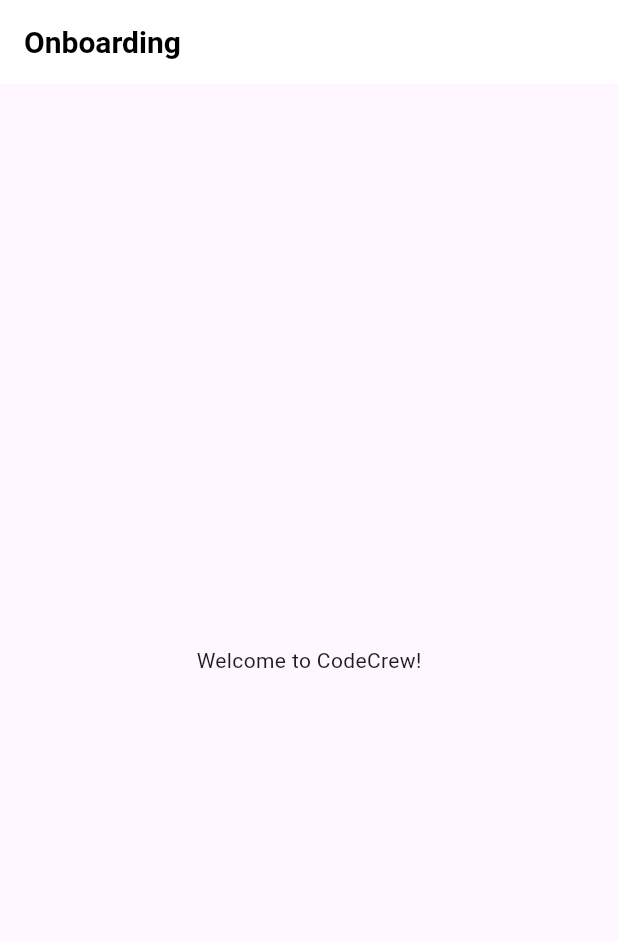
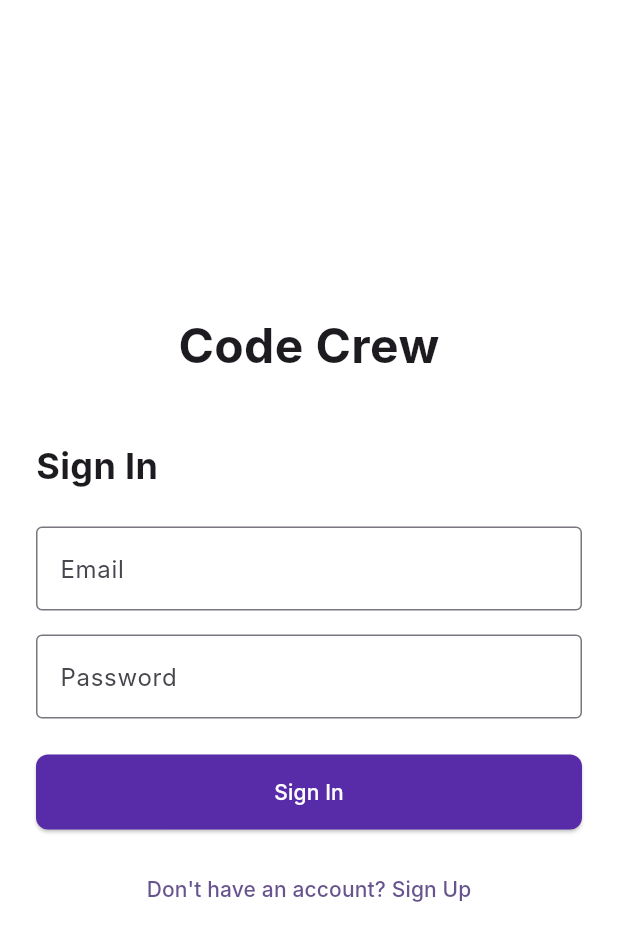
Before and after one commit to Shaurya4218yadav/CodeCrew, a Flutter app: the screen it shows after launch, on a phone screen of 412 x 824 dp. Shown: the top 941 px of the screen. Run offline on Flutter 3.47's test engine with Material 3 defaults, Android fonts, the light colour scheme and no system bars; our stand-ins replace image_picker, supabase_flutter; accounts and stored records are empty; Roboto replaces fonts that are missing (Inter).

Commit message:
Minor: just for rollback

```diff
--- a/lib/main.dart
+++ b/lib/main.dart
@@ -1,45 +1,56 @@
+import 'package:code_crew/pages/login_pages.dart';
 import 'package:flutter/material.dart';
-import 'package:provider/provider.dart';
-import 'screens/onboarding_screen.dart';
-import 'screens/match_screen.dart';
-import 'services/user_service.dart';
+import 'package:supabase_flutter/supabase_flutter.dart';
+import 'package:code_crew/pages/account_page.dart';
+import 'package:code_crew/utils/constants.dart';
 
-void main() {
-  runApp(
-    MultiProvider(
-      providers: [
-        ChangeNotifierProvider(create: (context) => UserService()),
-      ],
-      child: const CodeCrewApp(), // Use const here
-    ),
+Future<void> main() async {
+  WidgetsFlutterBinding.ensureInitialized();
+
+  await Supabase.initialize(
+    url: 'YOUR_SUPABASE_URL',
+    anonKey: 'YOUR_SUPABASE_ANON_KEY',
   );
+
+  runApp(const MyApp());
 }
 
-class CodeCrewApp extends StatelessWidget {
-  const CodeCrewApp({Key? key}) : super(key: key); // Add key parameter
+final supabase = Supabase.instance.client;
+
+class MyApp extends StatelessWidget {
+  const MyApp({super.key});
 
   @override
   Widget build(BuildContext context) {
     return MaterialApp(
-      title: 'CodeCrew',
+      title: 'Code Crew',
+      debugShowCheckedModeBanner: false,
       theme: ThemeData(
-        primarySwatch: Colors.blue,
-        visualDensity: VisualDensity.adaptivePlatformDensity,
-        appBarTheme: const AppBarTheme( // Add const here
-          color: Colors.white,
+        colorScheme: ColorScheme.fromSeed(
+          seedColor: AppColors.primary,
+          brightness: Brightness.light,
+        ),
+        useMaterial3: true,
+        fontFamily: 'Inter',
+        appBarTheme: const AppBarTheme(
+          backgroundColor: Colors.white,
+          foregroundColor: Colors.black,
           elevation: 0,
-          iconTheme: IconThemeData(color: Colors.black),
-          titleTextStyle: TextStyle(
-            color: Colors.black,
-            fontSize: 20,
-            fontWeight: FontWeight.bold,
+        ),
+        elevatedButtonTheme: ElevatedButtonThemeData(
+          style: ElevatedButton.styleFrom(
+            backgroundColor: AppColors.primary,
+            foregroundColor: Colors.white,
+            minimumSize: const Size(double.infinity, 50),
+            shape: RoundedRectangleBorder(
+              borderRadius: BorderRadius.circular(8),
+            ),
           ),
         ),
       ),
-      home: const OnboardingScreen(), // Use const here
-      routes: {
-        '/match': (context) => const MatchScreen(), // Use const here
-      },
+      home: supabase.auth.currentSession != null
+          ? const AccountPage()
+          : const LoginPage(),
     );
   }
 }
--- /dev/null
+++ b/lib/pages/login_page.dart
@@ -0,0 +1 @@
+// TODO Implement this library.
--- /dev/null
+++ b/lib/pages/login_pages.dart
@@ -0,0 +1,135 @@
+import 'package:code_crew/pages/signup_pages.dart';
+import 'package:flutter/material.dart';
+import 'package:code_crew/main.dart'; // Ensure this imports the supabase instance
+// Ensure this path is correct
+import 'package:code_crew/pages/account_page.dart';
+import 'package:code_crew/utils/constants.dart';
+
+class LoginPage extends StatefulWidget {
+  const LoginPage({super.key});
+
+  @override
+  State<LoginPage> createState() => _LoginPageState();
+}
+
+class _LoginPageState extends State<LoginPage> {
+  final _emailController = TextEditingController();
+  final _passwordController = TextEditingController();
+  bool _isLoading = false;
+
+  @override
+  void dispose() {
+    _emailController.dispose();
+    _passwordController.dispose();
+    super.dispose();
+  }
+
+  Future<void> _signIn() async {
+    setState(() {
+      _isLoading = true;
+    });
+
+    try {
+      final response = await supabase.auth.signInWithPassword(
+        email: _emailController.text.trim(),
+        password: _passwordController.text.trim(),
+      );
+
+      if (response.user != null) {
+        if (mounted) {
+          Navigator.of(context).pushReplacement(
+            MaterialPageRoute(builder: (_) => const AccountPage()),
+          );
+        }
+      } else {
+        _showSnackBar('Sign in failed. Please check your credentials.', isError: true);
+      }
+    } catch (error) {
+      _showSnackBar('Unexpected error occurred', isError: true);
+    } finally {
+      if (mounted) {
+        setState(() {
+          _isLoading = false;
+        });
+      }
+    }
+  }
+
+  void _showSnackBar(String message, {bool isError = false}) {
+    final snackBar = SnackBar(
+      content: Text(message),
+      backgroundColor: isError ? Colors.red : Colors.green,
+    );
+    ScaffoldMessenger.of(context).showSnackBar(snackBar);
+  }
+
+  @override
+  Widget build(BuildContext context) {
+    return Scaffold(
+      backgroundColor: AppColors.background,
+      body: SafeArea(
+        child: Center(
+          child: SingleChildScrollView(
+            padding: const EdgeInsets.all(24.0),
+            child: Column(
+              mainAxisAlignment: MainAxisAlignment.center,
+              crossAxisAlignment: CrossAxisAlignment.stretch,
+              children: [
+                const Text(
+                  'Code Crew',
+                  style: TextStyle(
+                    fontSize: 32,
+                    fontWeight: FontWeight.bold,
+                  ),
+                  textAlign: TextAlign.center,
+                ),
+                const SizedBox(height: 40),
+                const Text(
+                  'Sign In',
+                  style: TextStyle(
+                    fontSize: 24,
+                    fontWeight: FontWeight.bold,
+                  ),
+                ),
+                const SizedBox(height: 24),
+                TextField(
+                  controller: _emailController,
+                  decoration: const InputDecoration(
+                    labelText: 'Email',
+                    border: OutlineInputBorder(),
+                  ),
+                  keyboardType: TextInputType.emailAddress,
+                ),
+                const SizedBox(height: 16),
+                TextField(
+                  controller: _passwordController,
+                  decoration: const InputDecoration(
+                    labelText: 'Password',
+                    border: OutlineInputBorder(),
+                  ),
+                  obscureText: true,
+                ),
+                const SizedBox(height: 24),
+                ElevatedButton(
+                  onPressed: _isLoading ? null : _signIn,
+                  child: _isLoading
+                      ? const CircularProgressIndicator(color: Colors.white)
+                      : const Text('Sign In'),
+                ),
+                const SizedBox(height: 16),
+                TextButton(
+                  onPressed: () {
+                    Navigator.of(context).push(
+                      MaterialPageRoute(builder: (_) => const SignupPage()),
+                    );
+                  },
+                  child: const Text('Don\'t have an account? Sign Up'),
+                ),
+              ],
+            ),
+          ),
+        ),
+      ),
+    );
+  }
+}
--- /dev/null
+++ b/lib/pages/signup_page.dart
@@ -0,0 +1 @@
+// TODO Implement this library.
--- /dev/null
+++ b/lib/utils/constants.dart
@@ -0,0 +1,21 @@
+import 'package:flutter/material.dart';
+
+class AppColors {
+  static const primary = Color(0xFF582CA8);
+  static const background = Color(0xFFFFFFFFF);
+  static const text = Color(0xFF000000);
+  static const textSecondary = Color(0xFF666666);
+  static const border = Color(0xFFEAEAEA);
+  static const error = Color(0xFFFF0000);
+}
+
+extension ContextExtension on BuildContext {
+  void showSnackBar(String message, {bool isError = false}) {
+    ScaffoldMessenger.of(this).showSnackBar(
+      SnackBar(
+        content: Text(message),
+        backgroundColor: isError ? AppColors.error : AppColors.primary,
+      ),
+    );
+  }
+}
```
Also changed, not shown: lib/components/avatar.dart (added, +106 -0 lines), lib/pages/account_page.dart (added, +120 -0 lines), lib/pages/signup_pages.dart (added, +129 -0 lines), pubspec.yaml (+11 -15 lines), pubspec.lock, 9 other files.
